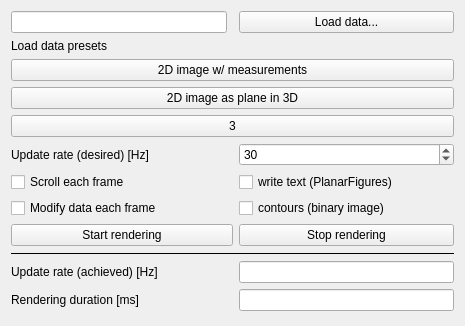
Qt form Examples/QtRenderingPerformanceDemonstrator/QmitkRenderScene.ui (975150313/MITK) before a commit; both pictures show x 0 to 465 and y 0 to 326 of the 465 by 836 pixel window.
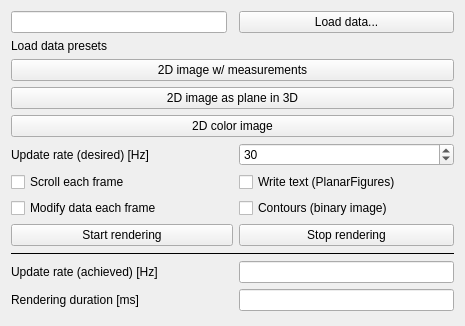
The same form after that commit.

What changed in the file:
```diff
--- a/Examples/QtRenderingPerformanceDemonstrator/QmitkRenderScene.ui
+++ b/Examples/QtRenderingPerformanceDemonstrator/QmitkRenderScene.ui
@@ -144,7 +144,7 @@
      <item>
       <widget class="QPushButton" name="btnData3">
        <property name="text">
-        <string>3</string>
+        <string>2D color image</string>
        </property>
       </widget>
      </item>
@@ -153,14 +153,14 @@
    <item row="3" column="2">
     <widget class="QCheckBox" name="chkWriteSimpleText">
      <property name="text">
-      <string>write text (PlanarFigures)</string>
+      <string>Write text (PlanarFigures)</string>
      </property>
     </widget>
    </item>
    <item row="4" column="2">
     <widget class="QCheckBox" name="chkBinaryContours">
      <property name="text">
-      <string>contours (binary image)</string>
+      <string>Contours (binary image)</string>
      </property>
     </widget>
    </item>
```
